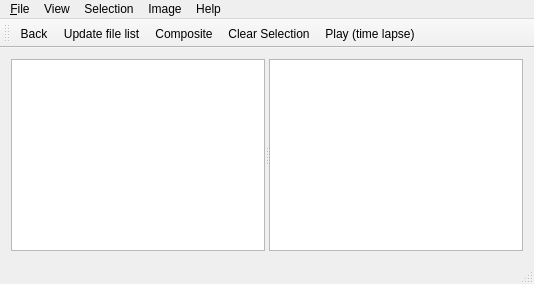
Old version of the form src/ui/mainwindow.ui in the repository zuf/startrailer.
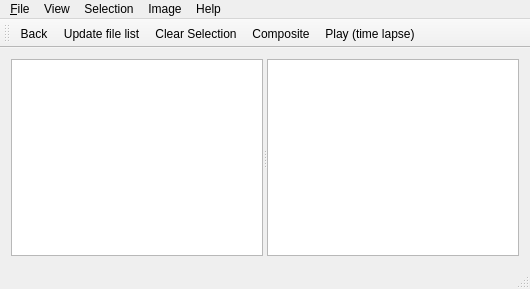
New version of the form. Icons and pictures are not drawn. Custom widgets are drawn as their Qt base class.

The edit to the form file:
```diff
--- a/src/ui/mainwindow.ui
+++ b/src/ui/mainwindow.ui
@@ -2,6 +2,14 @@
 <ui version="4.0">
  <class>MainWindow</class>
  <widget class="QMainWindow" name="MainWindow">
+  <property name="geometry">
+   <rect>
+    <x>0</x>
+    <y>0</y>
+    <width>530</width>
+    <height>289</height>
+   </rect>
+  </property>
   <property name="sizePolicy">
    <sizepolicy hsizetype="Preferred" vsizetype="Preferred">
     <horstretch>1</horstretch>
@@ -85,7 +93,7 @@
     <rect>
      <x>0</x>
      <y>0</y>
-     <width>1112</width>
+     <width>530</width>
      <height>23</height>
     </rect>
    </property>
@@ -229,8 +237,8 @@
    </attribute>
    <addaction name="actionBack"/>
    <addaction name="actionUpdateFileList"/>
-   <addaction name="actionComposite"/>
    <addaction name="actionClearSelection"/>
+   <addaction name="actionComposite"/>
    <addaction name="actionPlay"/>
   </widget>
   <widget class="QStatusBar" name="statusBar"/>
```
Left out of the diff: 53 changed lines with no effect on the pictures.
